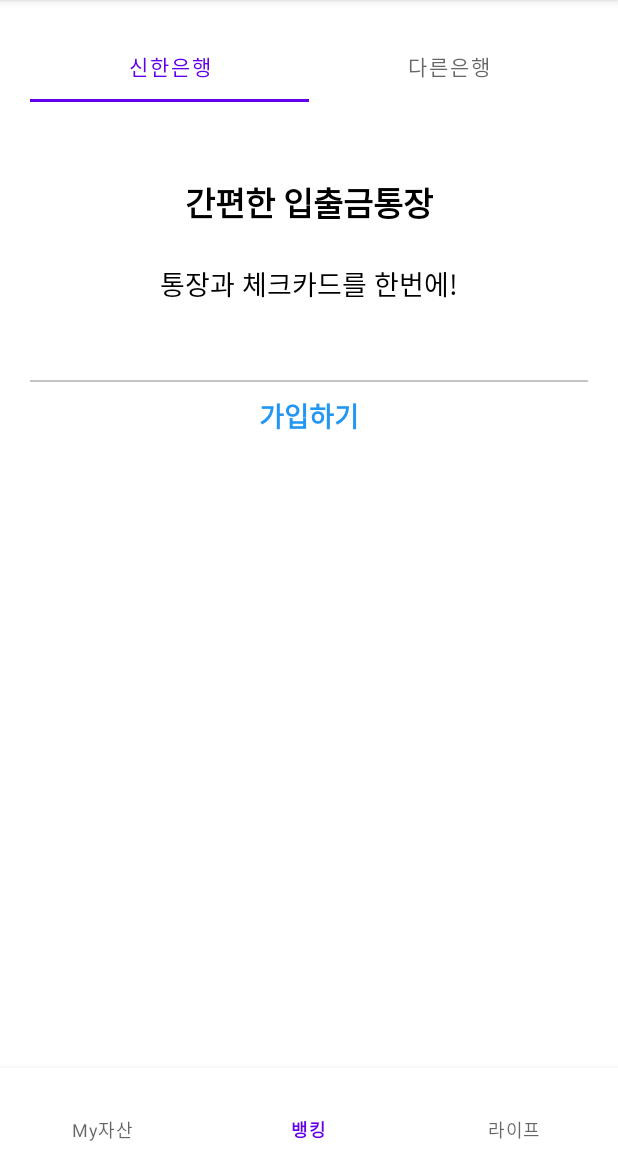
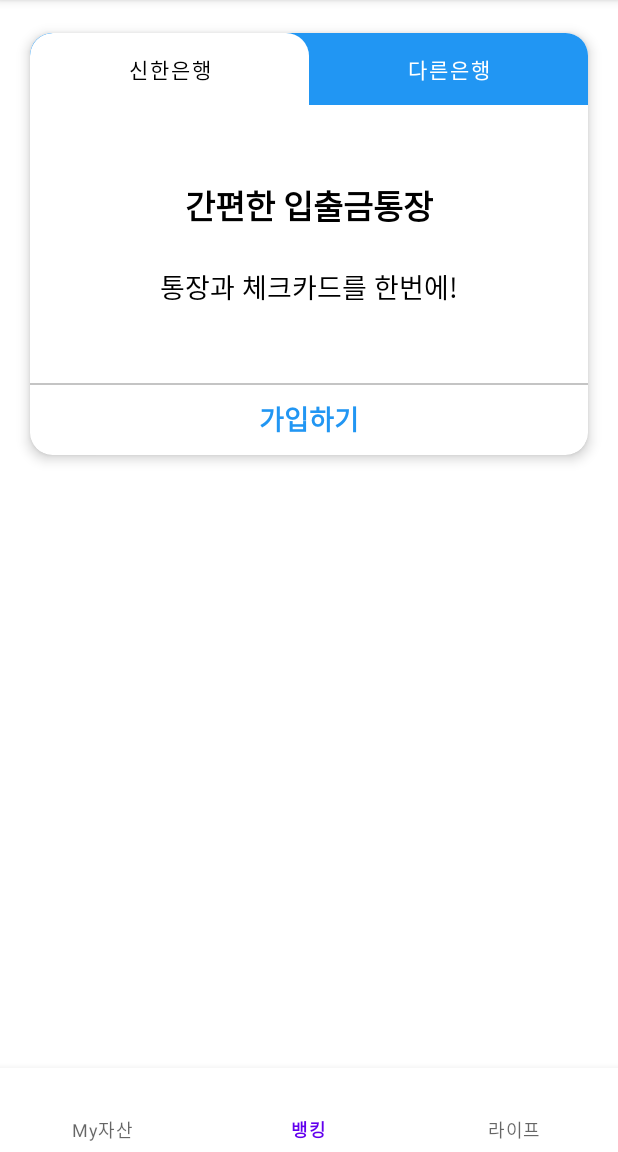
Before and after one commit to sseung416/DgswSol, an Android app: the screen it shows after launch (MainActivity), item 2 of the bottom bar chosen, on a phone screen of 412 x 824 dp, the part 84-1236 px from its top. Run offline under Robolectric (Android 15) with nearby library versions, the phone set to English and light mode, and no system bars; our stand-ins replace data binding.

Commit message:
[Update] MainFragment TabLayout - custom

```diff
--- a/presenter/src/main/java/com/example/a2ndproject/view/fragment/LifeFragment.kt
+++ b/presenter/src/main/java/com/example/a2ndproject/view/fragment/LifeFragment.kt
@@ -9,11 +9,8 @@
 import com.example.a2ndproject.R
 import com.example.a2ndproject.view.viewmodel.LifeViewModel
 
+// TODO 사용자 정보 변경 (SettingFragment)로 변경
 class LifeFragment : Fragment() {
-
-    companion object {
-        fun newInstance() = LifeFragment()
-    }
 
     private lateinit var viewModel: LifeViewModel
 
@@ -24,10 +21,7 @@
         return inflater.inflate(R.layout.life_fragment, container, false)
     }
 
-    override fun onActivityCreated(savedInstanceState: Bundle?) {
-        super.onActivityCreated(savedInstanceState)
-        viewModel = ViewModelProvider(this).get(LifeViewModel::class.java)
-        // TODO: Use the ViewModel
+    override fun onViewCreated(view: View, savedInstanceState: Bundle?) {
+        super.onViewCreated(view, savedInstanceState)
     }
-
 }
--- /dev/null
+++ b/presenter/src/main/res/drawable/tab_select_background.xml
@@ -0,0 +1,9 @@
+<?xml version="1.0" encoding="utf-8"?>
+<shape xmlns:android="http://schemas.android.com/apk/res/android"
+    android:shape="rectangle">
+
+    <solid android:color="@color/white" />
+    <corners android:topLeftRadius="15dp"
+        android:topRightRadius="15dp"/>
+
+</shape>
--- a/presenter/src/main/res/layout/activity_add_account.xml
+++ b/presenter/src/main/res/layout/activity_add_account.xml
@@ -6,4 +6,11 @@
     android:layout_height="match_parent"
     tools:context=".view.activity.AddAccountActivity">
 
+    <TextView
+        android:id="@+id/textView"
+        android:layout_width="wrap_content"
+        android:layout_height="wrap_content"
+        android:text="AddAccountActivity"
+        app:layout_constraintStart_toStartOf="parent"
+        app:layout_constraintTop_toTopOf="parent" />
 </androidx.constraintlayout.widget.ConstraintLayout>
--- a/presenter/src/main/res/layout/main_fragment.xml
+++ b/presenter/src/main/res/layout/main_fragment.xml
@@ -9,13 +9,30 @@
         android:layout_height="match_parent"
         android:padding="@dimen/layout_padding">
 
+        <androidx.cardview.widget.CardView
+            android:layout_width="match_parent"
+            android:layout_height="wrap_content"
+            app:cardCornerRadius="15dp"
+            app:cardElevation="5dp"
+            app:cardUseCompatPadding="true"
+            app:layout_constraintStart_toStartOf="parent"
+            app:layout_constraintTop_toTopOf="parent">
+
+            <LinearLayout
+                android:orientation="vertical"
+                android:layout_width="match_parent"
+                android:layout_height="wrap_content">
+
                 <com.google.android.material.tabs.TabLayout
                     android:id="@+id/tab_layout_main"
-            android:layout_width="0dp"
-            android:layout_height="wrap_content"
-            app:layout_constraintEnd_toEndOf="parent"
-            app:layout_constraintStart_toStartOf="parent"
-            app:layout_constraintTop_toTopOf="parent">
+                    app:tabSelectedTextColor="@color/black"
+                    app:tabTextColor="@color/white"
+                    app:tabBackground="@color/main_sky_blue"
+                    app:tabIndicator="@drawable/tab_select_background"
+                    app:tabIndicatorColor="@color/white"
+                    app:tabIndicatorGravity="stretch"
+                    android:layout_width="match_parent"
+                    android:layout_height="wrap_content">
 
                     <com.google.android.material.tabs.TabItem
                         android:layout_width="wrap_content"
@@ -31,12 +48,12 @@
 
                 <FrameLayout
                     android:id="@+id/frame_layout_tab_main"
-            android:layout_width="0dp"
-            android:layout_height="250dp"
-            app:layout_constraintEnd_toEndOf="@+id/tab_layout_main"
-            app:layout_constraintStart_toStartOf="@+id/tab_layout_main"
-            app:layout_constraintTop_toBottomOf="@+id/tab_layout_main">
+                    android:layout_width="match_parent"
+                    android:layout_height="match_parent">
 
                 </FrameLayout>
+            </LinearLayout>
+        </androidx.cardview.widget.CardView>
+
     </androidx.constraintlayout.widget.ConstraintLayout>
 </layout>
--- a/presenter/src/main/res/values/dimens.xml
+++ b/presenter/src/main/res/values/dimens.xml
@@ -1,4 +1,4 @@
 <?xml version="1.0" encoding="utf-8"?>
 <resources>
-    <dimen name="layout_padding">20dp</dimen>
+    <dimen name="layout_padding">10dp</dimen>
 </resources>
```
Lines whose indentation alone changed are shown as unchanged.
